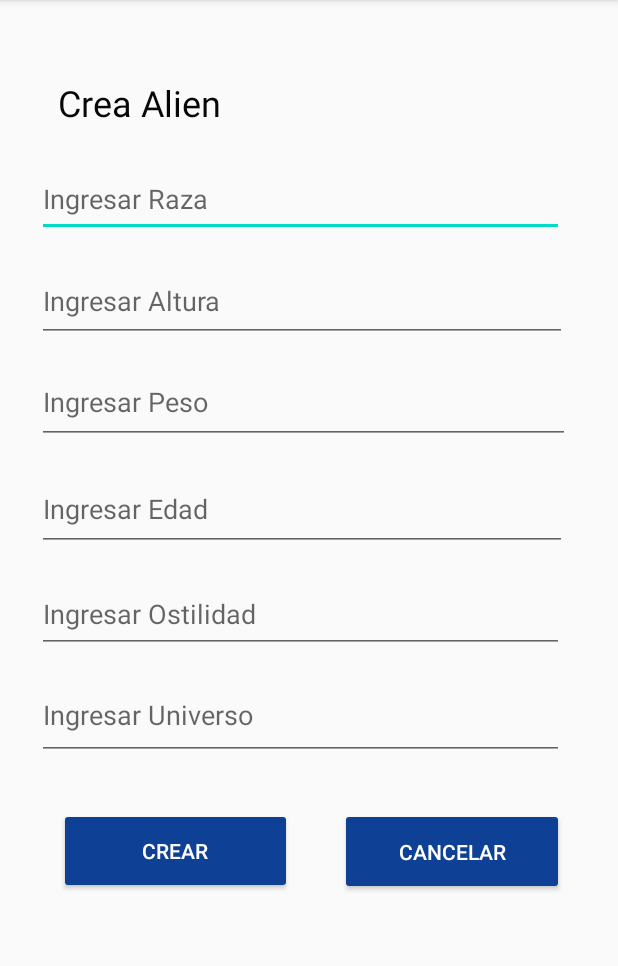
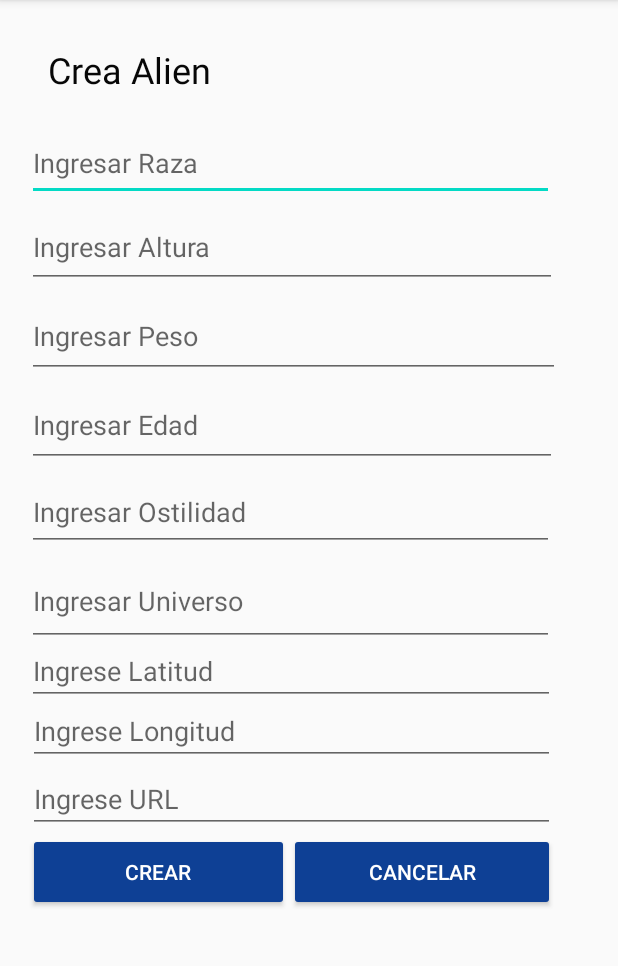
Before and after one commit to 2020-A-Moviles-GR1/mov-reinoso-alvarado-washington-paul, an Android app: the FormularioCrearAlien screen opened directly, with no data from a screen before it, on a phone screen of 412 x 824 dp, the part 84-1050 px from its top. Run offline under Robolectric (Android 15) with nearby library versions, the phone set to English and light mode, and no system bars; libraries missing offline, so code that uses them is left out: com.github.kittinunf.fuel, com.github.kittinunf.result.

Commit message:
Examen II Bimestre

```diff
--- a/Examen1BUnivAlien/app/src/main/res/layout/activity_formulario_crear_alien.xml
+++ b/Examen1BUnivAlien/app/src/main/res/layout/activity_formulario_crear_alien.xml
@@ -15,21 +15,21 @@
         android:textSize="24sp"
         app:layout_constraintBottom_toBottomOf="parent"
         app:layout_constraintEnd_toEndOf="parent"
-        app:layout_constraintHorizontal_bias="0.13"
+        app:layout_constraintHorizontal_bias="0.107"
         app:layout_constraintStart_toStartOf="parent"
         app:layout_constraintTop_toTopOf="parent"
-        app:layout_constraintVertical_bias="0.071" />
+        app:layout_constraintVertical_bias="0.041" />
 
     <EditText
         android:id="@+id/edt_raza"
         android:layout_width="351dp"
         android:layout_height="50dp"
-        android:layout_marginTop="108dp"
+        android:layout_marginTop="84dp"
         android:ems="10"
+        android:hint="Ingresar Raza"
         android:inputType="textPersonName"
-        android:hint="Ingresar Raza"
         app:layout_constraintEnd_toEndOf="@+id/textView"
-        app:layout_constraintHorizontal_bias="0.061"
+        app:layout_constraintHorizontal_bias="0.059"
         app:layout_constraintStart_toStartOf="@+id/textView"
         app:layout_constraintTop_toTopOf="parent" />
 
@@ -37,10 +37,10 @@
         android:id="@+id/edt_altura"
         android:layout_width="353dp"
         android:layout_height="54dp"
-        android:layout_marginTop="16dp"
+        android:layout_marginTop="4dp"
         android:ems="10"
+        android:hint="Ingresar Altura"
         android:inputType="textPersonName"
-        android:hint="Ingresar Altura"
         app:layout_constraintEnd_toEndOf="@+id/edt_raza"
         app:layout_constraintHorizontal_bias="0.0"
         app:layout_constraintStart_toStartOf="@+id/edt_raza"
@@ -50,10 +50,10 @@
         android:id="@+id/edt_peso"
         android:layout_width="355dp"
         android:layout_height="56dp"
-        android:layout_marginTop="12dp"
+        android:layout_marginTop="4dp"
         android:ems="10"
+        android:hint="Ingresar Peso"
         android:inputType="textPersonName"
-        android:hint="Ingresar Peso"
         app:layout_constraintEnd_toEndOf="@+id/edt_altura"
         app:layout_constraintHorizontal_bias="0.0"
         app:layout_constraintStart_toStartOf="@+id/edt_altura"
@@ -63,10 +63,10 @@
         android:id="@+id/edt_edad"
         android:layout_width="353dp"
         android:layout_height="55dp"
-        android:layout_marginTop="16dp"
+        android:layout_marginTop="4dp"
         android:ems="10"
+        android:hint="Ingresar Edad"
         android:inputType="textPersonName"
-        android:hint="Ingresar Edad"
         app:layout_constraintEnd_toEndOf="@+id/edt_peso"
         app:layout_constraintHorizontal_bias="0.0"
         app:layout_constraintStart_toStartOf="@+id/edt_peso"
@@ -76,10 +76,10 @@
         android:id="@+id/edt_ostilidad"
         android:layout_width="351dp"
         android:layout_height="52dp"
-        android:layout_marginTop="16dp"
+        android:layout_marginTop="4dp"
         android:ems="10"
+        android:hint="Ingresar Ostilidad"
         android:inputType="textPersonName"
-        android:hint="Ingresar Ostilidad"
         app:layout_constraintEnd_toEndOf="@+id/edt_edad"
         app:layout_constraintHorizontal_bias="0.0"
         app:layout_constraintStart_toStartOf="@+id/edt_edad"
@@ -89,10 +89,10 @@
         android:id="@+id/edt_universo"
         android:layout_width="351dp"
         android:layout_height="59dp"
-        android:layout_marginTop="12dp"
+        android:layout_marginTop="4dp"
         android:ems="10"
+        android:hint="Ingresar Universo"
         android:inputType="textPersonName"
-        android:hint="Ingresar Universo"
         app:layout_constraintEnd_toEndOf="@+id/edt_ostilidad"
         app:layout_constraintHorizontal_bias="0.0"
         app:layout_constraintStart_toStartOf="@+id/edt_ostilidad"
@@ -100,27 +100,59 @@
 
     <Button
         android:id="@+id/btn_crear_Aln"
-        android:layout_width="155dp"
-        android:layout_height="57dp"
-        android:layout_marginTop="32dp"
+        android:layout_width="174dp"
+        android:layout_height="52dp"
+        android:layout_marginEnd="24dp"
         android:backgroundTint="#0E4095"
         android:text="CREAR"
         android:textColor="#FFFFFF"
         app:layout_constraintEnd_toStartOf="@+id/btn_cancelar_creacion"
-        app:layout_constraintHorizontal_bias="0.319"
+        app:layout_constraintHorizontal_bias="0.0"
+        app:layout_constraintStart_toStartOf="@+id/edt_url"
+        app:layout_constraintTop_toBottomOf="@+id/edt_url" />
+
+    <Button
+        android:id="@+id/btn_cancelar_creacion"
+        android:layout_width="177dp"
+        android:layout_height="52dp"
+        android:backgroundTint="#0E4095"
+        android:text="CANCELAR"
+        android:textColor="#FFFFFF"
+        app:layout_constraintEnd_toEndOf="@+id/edt_url"
+        app:layout_constraintHorizontal_bias="1.0"
+        app:layout_constraintStart_toStartOf="@+id/edt_url"
+        app:layout_constraintTop_toBottomOf="@+id/edt_url" />
+
+    <EditText
+        android:id="@+id/edt_latitud"
+        android:layout_width="352dp"
+        android:layout_height="39dp"
+        android:ems="10"
+        android:hint="Ingrese Latitud"
+        android:inputType="textPersonName"
+        app:layout_constraintEnd_toEndOf="@+id/edt_universo"
         app:layout_constraintStart_toStartOf="@+id/edt_universo"
         app:layout_constraintTop_toBottomOf="@+id/edt_universo" />
 
-    <Button
-        android:id="@+id/btn_cancelar_creacion"
-        android:layout_width="149dp"
-        android:layout_height="58dp"
-        android:layout_marginTop="32dp"
-        android:backgroundTint="#0E4095"
-        android:text="CANCELAR"
-        android:textColor="#FFFFFF"
-        app:layout_constraintEnd_toEndOf="@+id/edt_universo"
-        app:layout_constraintHorizontal_bias="1.0"
-        app:layout_constraintStart_toStartOf="parent"
-        app:layout_constraintTop_toBottomOf="@+id/edt_universo" />
+    <EditText
+        android:id="@+id/edt_longitud"
+        android:layout_width="351dp"
+        android:layout_height="40dp"
+        android:ems="10"
+        android:hint="Ingrese Longitud"
+        android:inputType="textPersonName"
+        app:layout_constraintEnd_toEndOf="@+id/edt_latitud"
+        app:layout_constraintStart_toStartOf="@+id/edt_latitud"
+        app:layout_constraintTop_toBottomOf="@+id/edt_latitud" />
+
+    <EditText
+        android:id="@+id/edt_url"
+        android:layout_width="351dp"
+        android:layout_height="45dp"
+        android:ems="10"
+        android:hint="Ingrese URL"
+        android:inputType="textPersonName"
+        app:layout_constraintEnd_toEndOf="@+id/edt_longitud"
+        app:layout_constraintStart_toStartOf="@+id/edt_longitud"
+        app:layout_constraintTop_toBottomOf="@+id/edt_longitud" />
 </androidx.constraintlayout.widget.ConstraintLayout>
```
Also changed, not shown: Examen1BUnivAlien/app/src/main/java/com/example/examen_1b_univ_alien/AlienHttp.kt (+13 -2 lines), Examen1BUnivAlien/app/src/main/java/com/example/examen_1b_univ_alien/FormularioCrearAlien.kt (+12 -2 lines), Examen1BUnivAlien/app/src/main/java/com/example/examen_1b_univ_alien/ListViewHttpUniversActivity.kt (+13 -0 lines), Examen1BUnivAlien/app/src/main/java/com/example/examen_1b_univ_alien/MapsActivity.kt (+131 -58 lines), Examen1BUnivAlien/app/src/main/res/layout/activity_formulario_edicion_universo.xml (+30 -37 lines), Examen1BUnivAlien/app/src/main/res/layout/activity_list_view_http_univers.xml (+11 -0 lines), 48 other files.
